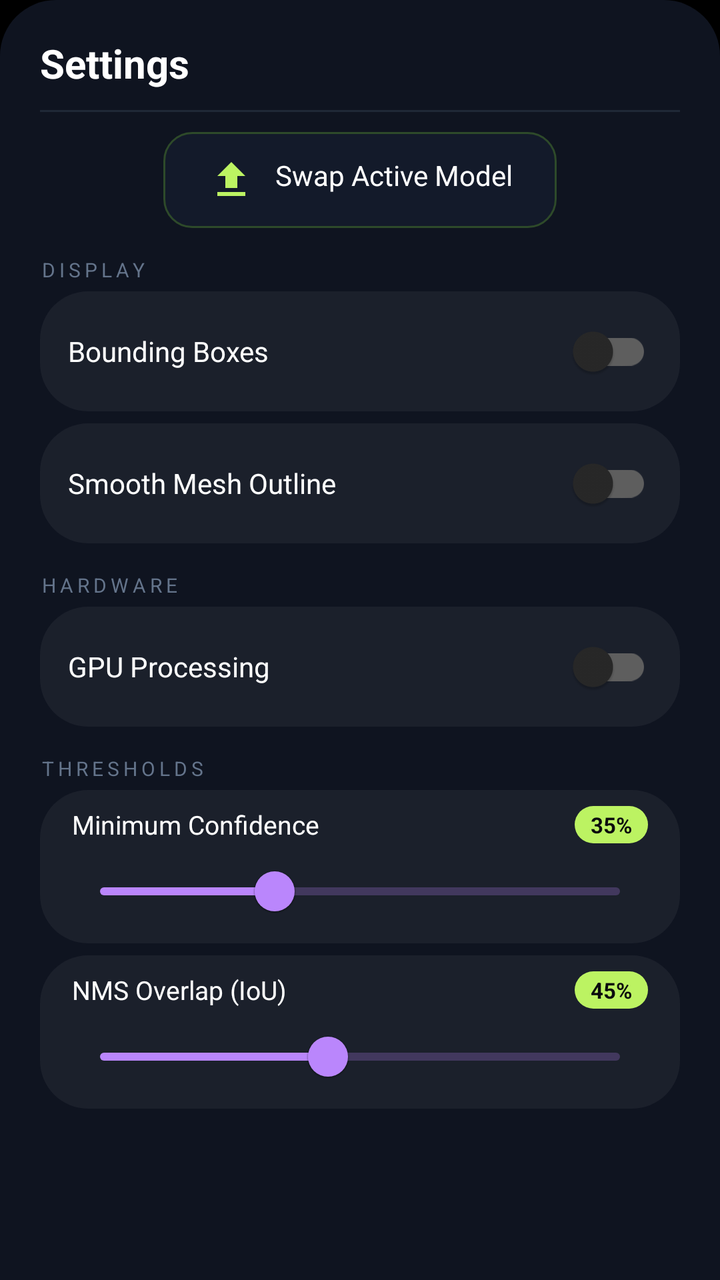
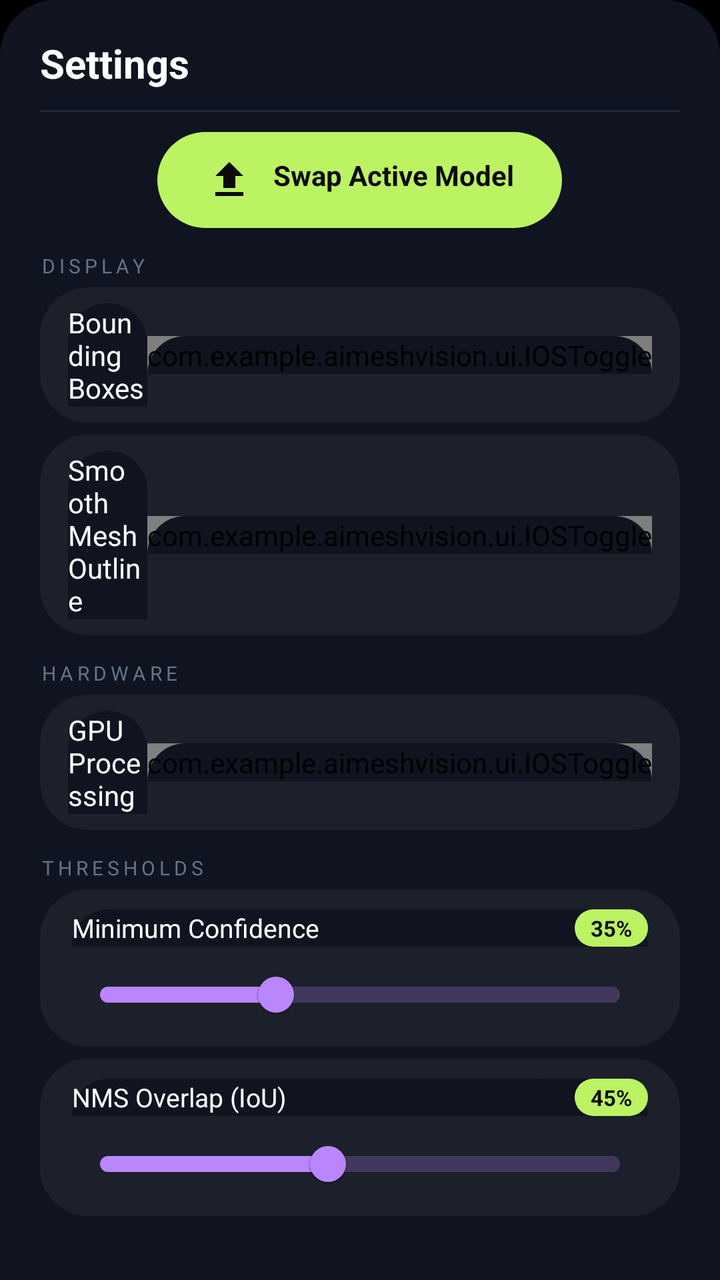

The first picture is an Android layout as it rendered before a commit; the second is the same layout after the commit. The layout source and the unified diff follow.
<!-- AndroidManifest.xml: application theme Theme.AIMeshVision -->
<!-- res/layout/bottom_sheet_settings.xml -->
<?xml version="1.0" encoding="utf-8"?>
<LinearLayout xmlns:android="http://schemas.android.com/apk/res/android"
    xmlns:app="http://schemas.android.com/apk/res-auto"
    android:layout_width="match_parent"
    android:layout_height="wrap_content"
    android:background="@drawable/bg_sheet_rounded"
    android:orientation="vertical"
    android:paddingStart="20dp"
    android:paddingEnd="20dp"
    android:paddingTop="18dp"
    android:paddingBottom="20dp">

    <TextView
        android:layout_width="wrap_content"
        android:layout_height="wrap_content"
        android:text="Settings"
        android:textColor="#FFFFFF"
        android:textSize="20sp"
        android:textStyle="bold"/>

    <View
        android:layout_width="match_parent"
        android:layout_height="1dp"
        android:layout_marginTop="10dp"
        android:layout_marginBottom="10dp"
        android:background="#1F2937"/>

    
    <TextView
        android:id="@+id/panelSelectModel"
        android:layout_width="wrap_content"
        android:layout_height="wrap_content"
        android:layout_gravity="center_horizontal"
        android:background="@drawable/bg_model_swap"
        android:clickable="true"
        android:focusable="true"
        android:drawableStart="@drawable/ic_upload"
        android:drawablePadding="10dp"
        android:drawableTint="#BCF362"
        android:paddingHorizontal="22dp"
        android:paddingVertical="12dp"
        android:text="Swap Active Model"
        android:textColor="#FFFFFF"
        android:textSize="14sp"/>

    
    <TextView
        android:layout_width="wrap_content"
        android:layout_height="wrap_content"
        android:text="DISPLAY"
        android:textColor="#64748B"
        android:textSize="10sp"
        android:textAllCaps="true"
        android:letterSpacing="0.2"
        android:layout_marginTop="14dp"
        android:layout_marginBottom="4dp"/>

    <LinearLayout
        android:layout_width="match_parent"
        android:layout_height="wrap_content"
        android:background="@drawable/bg_glass_btn"
        android:gravity="center_vertical"
        android:orientation="horizontal"
        android:paddingHorizontal="14dp"
        android:paddingVertical="6dp">

        <TextView
            android:layout_width="0dp"
            android:layout_height="wrap_content"
            android:layout_weight="1"
            android:text="Bounding Boxes"
            android:textColor="#FFFFFF"
            android:textSize="14sp"/>

        <com.google.android.material.switchmaterial.SwitchMaterial
            android:id="@+id/switchBoxes"
            android:layout_width="wrap_content"
            android:layout_height="wrap_content"/>
    </LinearLayout>

    <LinearLayout
        android:layout_width="match_parent"
        android:layout_height="wrap_content"
        android:layout_marginTop="6dp"
        android:background="@drawable/bg_glass_btn"
        android:gravity="center_vertical"
        android:orientation="horizontal"
        android:paddingHorizontal="14dp"
        android:paddingVertical="6dp">

        <TextView
            android:layout_width="0dp"
            android:layout_height="wrap_content"
            android:layout_weight="1"
            android:text="Smooth Mesh Outline"
            android:textColor="#FFFFFF"
            android:textSize="14sp"/>

        <com.google.android.material.switchmaterial.SwitchMaterial
            android:id="@+id/switchSmooth"
            android:layout_width="wrap_content"
            android:layout_height="wrap_content"/>
    </LinearLayout>

    
    <TextView
        android:layout_width="wrap_content"
        android:layout_height="wrap_content"
        android:text="HARDWARE"
        android:textColor="#64748B"
        android:textSize="10sp"
        android:textAllCaps="true"
        android:letterSpacing="0.2"
        android:layout_marginTop="14dp"
        android:layout_marginBottom="4dp"/>

    <LinearLayout
        android:layout_width="match_parent"
        android:layout_height="wrap_content"
        android:background="@drawable/bg_glass_btn"
        android:gravity="center_vertical"
        android:orientation="horizontal"
        android:paddingHorizontal="14dp"
        android:paddingVertical="6dp">

        <TextView
            android:layout_width="0dp"
            android:layout_height="wrap_content"
            android:layout_weight="1"
            android:text="GPU Processing"
            android:textColor="#FFFFFF"
            android:textSize="14sp"/>

        <com.google.android.material.switchmaterial.SwitchMaterial
            android:id="@+id/switchGpu"
            android:layout_width="wrap_content"
            android:layout_height="wrap_content"/>
    </LinearLayout>

    
    <TextView
        android:layout_width="wrap_content"
        android:layout_height="wrap_content"
        android:text="THRESHOLDS"
        android:textColor="#64748B"
        android:textSize="10sp"
        android:textAllCaps="true"
        android:letterSpacing="0.2"
        android:layout_marginTop="14dp"
        android:layout_marginBottom="4dp"/>

    <LinearLayout
        android:layout_width="match_parent"
        android:layout_height="wrap_content"
        android:background="@drawable/bg_glass_btn"
        android:orientation="vertical"
        android:paddingHorizontal="16dp"
        android:paddingTop="8dp"
        android:paddingBottom="2dp">

        <LinearLayout
            android:layout_width="match_parent"
            android:layout_height="wrap_content"
            android:gravity="center_vertical"
            android:orientation="horizontal">

            <TextView
                android:layout_width="0dp"
                android:layout_height="wrap_content"
                android:layout_weight="1"
                android:text="Minimum Confidence"
                android:textColor="#FFFFFF"
                android:textSize="13sp"/>

            <TextView
                android:id="@+id/tvConfValue"
                android:layout_width="wrap_content"
                android:layout_height="wrap_content"
                android:background="@drawable/bg_value_chip"
                android:paddingHorizontal="8dp"
                android:paddingVertical="2dp"
                android:text="35%"
                android:textColor="#0B0B0D"
                android:textSize="11sp"
                android:textStyle="bold"/>
        </LinearLayout>

        <com.google.android.material.slider.Slider
            android:id="@+id/sliderConf"
            android:layout_width="match_parent"
            android:layout_height="wrap_content"
            android:valueFrom="5"
            android:valueTo="95"
            android:stepSize="1"
            android:value="35"
            app:labelBehavior="gone"
            app:tickVisible="false"/>
    </LinearLayout>

    <LinearLayout
        android:layout_width="match_parent"
        android:layout_height="wrap_content"
        android:layout_marginTop="6dp"
        android:background="@drawable/bg_glass_btn"
        android:orientation="vertical"
        android:paddingHorizontal="16dp"
        android:paddingTop="8dp"
        android:paddingBottom="2dp">

        <LinearLayout
            android:layout_width="match_parent"
            android:layout_height="wrap_content"
            android:gravity="center_vertical"
            android:orientation="horizontal">

            <TextView
                android:layout_width="0dp"
                android:layout_height="wrap_content"
                android:layout_weight="1"
                android:text="NMS Overlap (IoU)"
                android:textColor="#FFFFFF"
                android:textSize="13sp"/>

            <TextView
                android:id="@+id/tvIouValue"
                android:layout_width="wrap_content"
                android:layout_height="wrap_content"
                android:background="@drawable/bg_value_chip"
                android:paddingHorizontal="8dp"
                android:paddingVertical="2dp"
                android:text="45%"
                android:textColor="#0B0B0D"
                android:textSize="11sp"
                android:textStyle="bold"/>
        </LinearLayout>

        <com.google.android.material.slider.Slider
            android:id="@+id/sliderIou"
            android:layout_width="match_parent"
            android:layout_height="wrap_content"
            android:valueFrom="10"
            android:valueTo="90"
            android:stepSize="1"
            android:value="45"
            app:labelBehavior="gone"
            app:tickVisible="false"/>
    </LinearLayout>

</LinearLayout>
<!-- resources referenced by this layout -->
<resources>
  <!-- drawable bg_glass_btn (drawable) -->
  <?xml version="1.0" encoding="utf-8"?>
  <shape xmlns:android="http://schemas.android.com/apk/res/android">
      <solid android:color="#0DFFFFFF" />
      <corners android:radius="24dp" />
  </shape>
  <!-- drawable bg_model_swap (drawable) -->
  <?xml version="1.0" encoding="utf-8"?>
  <shape xmlns:android="http://schemas.android.com/apk/res/android"
      android:shape="rectangle">
      <solid android:color="#131A2A" />
      <corners android:radius="14dp" />
      <stroke android:width="1dp" android:color="#2E4A2A" />
  </shape>
  <!-- drawable bg_sheet_rounded (drawable) -->
  <?xml version="1.0" encoding="utf-8"?>
  <shape xmlns:android="http://schemas.android.com/apk/res/android"
      android:shape="rectangle">
      <solid android:color="#0F1420" />
      <corners android:topLeftRadius="28dp" android:topRightRadius="28dp" />
  </shape>
  <!-- drawable bg_value_chip (drawable) -->
  <?xml version="1.0" encoding="utf-8"?>
  <shape xmlns:android="http://schemas.android.com/apk/res/android"
      android:shape="rectangle">
      <solid android:color="#BCF362" />
      <corners android:radius="20dp" />
  </shape>
  <!-- drawable ic_upload (drawable) -->
  <?xml version="1.0" encoding="utf-8"?>
  <vector xmlns:android="http://schemas.android.com/apk/res/android" android:width="24dp" android:height="24dp" android:viewportWidth="24" android:viewportHeight="24">
      <path android:fillColor="#FFFFFF" android:pathData="M9,16V10H5L12,3L19,10H15V16H9M5,20V18H19V20H5Z"/>
  </vector>
  <style name="Theme.AIMeshVision" parent="Theme.MaterialComponents.NoActionBar">
          <item name="android:windowBackground">@android:color/black</item>
          <item name="android:windowLayoutInDisplayCutoutMode">shortEdges</item>
          <item name="android:statusBarColor">#0A0A0C</item>
          <item name="android:navigationBarColor">#0A0A0C</item>
          <item name="android:colorPrimary">@android:color/black</item>
          <item name="android:colorPrimaryDark">@android:color/black</item>
          <item name="android:colorAccent">#00FF00</item>
      </style>
</resources>

<!-- the commit's change to res/layout/bottom_sheet_settings.xml (unified diff, before → after) -->
@@ -1,6 +1,7 @@
 <?xml version="1.0" encoding="utf-8"?>
 <LinearLayout xmlns:android="http://schemas.android.com/apk/res/android"
     xmlns:app="http://schemas.android.com/apk/res-auto"
+    xmlns:tools="http://schemas.android.com/tools"
     android:layout_width="match_parent"
     android:layout_height="wrap_content"
     android:background="@drawable/bg_sheet_rounded"
@@ -31,17 +32,18 @@
         android:layout_width="wrap_content"
         android:layout_height="wrap_content"
         android:layout_gravity="center_horizontal"
-        android:background="@drawable/bg_model_swap"
+        android:background="@drawable/bg_btn_lime_round"
         android:clickable="true"
         android:focusable="true"
         android:drawableStart="@drawable/ic_upload"
         android:drawablePadding="10dp"
-        android:drawableTint="#BCF362"
-        android:paddingHorizontal="22dp"
+        android:drawableTint="#0B0B0D"
+        android:paddingHorizontal="24dp"
         android:paddingVertical="12dp"
         android:text="Swap Active Model"
-        android:textColor="#FFFFFF"
-        android:textSize="14sp"/>
+        android:textColor="#0B0B0D"
+        android:textSize="14sp"
+        android:textStyle="bold"/>
 
     
     <TextView
@@ -52,7 +54,7 @@
         android:textSize="10sp"
         android:textAllCaps="true"
         android:letterSpacing="0.2"
-        android:layout_marginTop="14dp"
+        android:layout_marginTop="12dp"
         android:layout_marginBottom="4dp"/>
 
     <LinearLayout
@@ -62,7 +64,7 @@
         android:gravity="center_vertical"
         android:orientation="horizontal"
         android:paddingHorizontal="14dp"
-        android:paddingVertical="6dp">
+        android:paddingVertical="8dp">
 
         <TextView
             android:layout_width="0dp"
@@ -72,8 +74,8 @@
             android:textColor="#FFFFFF"
             android:textSize="14sp"/>
 
-        <com.google.android.material.switchmaterial.SwitchMaterial
-            android:id="@+id/switchBoxes"
+        <com.example.aimeshvision.ui.IOSToggle
+            android:id="@+id/toggleBoxes"
             android:layout_width="wrap_content"
             android:layout_height="wrap_content"/>
     </LinearLayout>
@@ -86,7 +88,7 @@
         android:gravity="center_vertical"
         android:orientation="horizontal"
         android:paddingHorizontal="14dp"
-        android:paddingVertical="6dp">
+        android:paddingVertical="8dp">
 
         <TextView
             android:layout_width="0dp"
@@ -96,8 +98,8 @@
             android:textColor="#FFFFFF"
             android:textSize="14sp"/>
 
-        <com.google.android.material.switchmaterial.SwitchMaterial
-            android:id="@+id/switchSmooth"
+        <com.example.aimeshvision.ui.IOSToggle
+            android:id="@+id/toggleSmooth"
             android:layout_width="wrap_content"
             android:layout_height="wrap_content"/>
     </LinearLayout>
@@ -111,7 +113,7 @@
         android:textSize="10sp"
         android:textAllCaps="true"
         android:letterSpacing="0.2"
-        android:layout_marginTop="14dp"
+        android:layout_marginTop="12dp"
         android:layout_marginBottom="4dp"/>
 
     <LinearLayout
@@ -121,7 +123,7 @@
         android:gravity="center_vertical"
         android:orientation="horizontal"
         android:paddingHorizontal="14dp"
-        android:paddingVertical="6dp">
+        android:paddingVertical="8dp">
 
         <TextView
             android:layout_width="0dp"
@@ -131,8 +133,8 @@
             android:textColor="#FFFFFF"
             android:textSize="14sp"/>
 
-        <com.google.android.material.switchmaterial.SwitchMaterial
-            android:id="@+id/switchGpu"
+        <com.example.aimeshvision.ui.IOSToggle
+            android:id="@+id/toggleGpu"
             android:layout_width="wrap_content"
             android:layout_height="wrap_content"/>
     </LinearLayout>
@@ -146,7 +148,7 @@
         android:textSize="10sp"
         android:textAllCaps="true"
         android:letterSpacing="0.2"
-        android:layout_marginTop="14dp"
+        android:layout_marginTop="12dp"
         android:layout_marginBottom="4dp"/>
 
     <LinearLayout
@@ -155,7 +157,7 @@
         android:background="@drawable/bg_glass_btn"
         android:orientation="vertical"
         android:paddingHorizontal="16dp"
-        android:paddingTop="8dp"
+        android:paddingTop="10dp"
         android:paddingBottom="2dp">
 
         <LinearLayout
@@ -194,7 +196,9 @@
             android:stepSize="1"
             android:value="35"
             app:labelBehavior="gone"
-            app:tickVisible="false"/>
+            app:tickVisible="false"
+            app:trackHeight="8dp"
+            app:thumbRadius="9dp"/>
     </LinearLayout>
 
     <LinearLayout
@@ -204,7 +208,7 @@
         android:background="@drawable/bg_glass_btn"
         android:orientation="vertical"
         android:paddingHorizontal="16dp"
-        android:paddingTop="8dp"
+        android:paddingTop="10dp"
         android:paddingBottom="2dp">
 
         <LinearLayout
@@ -243,7 +247,9 @@
             android:stepSize="1"
             android:value="45"
             app:labelBehavior="gone"
-            app:tickVisible="false"/>
+            app:tickVisible="false"
+            app:trackHeight="8dp"
+            app:thumbRadius="9dp"/>
     </LinearLayout>
 
 </LinearLayout>
<!-- resource entries referenced after the edit -->
@@ -1,18 +1,17 @@
 <!-- resources referenced by this layout -->
 <resources>
+  <!-- drawable bg_btn_lime_round (drawable) -->
+  <?xml version="1.0" encoding="utf-8"?>
+  <shape xmlns:android="http://schemas.android.com/apk/res/android"
+      android:shape="rectangle">
+      <solid android:color="#BCF362" />
+      <corners android:radius="28dp" />
+  </shape>
   <!-- drawable bg_glass_btn (drawable) -->
   <?xml version="1.0" encoding="utf-8"?>
   <shape xmlns:android="http://schemas.android.com/apk/res/android">
       <solid android:color="#0DFFFFFF" />
       <corners android:radius="24dp" />
-  </shape>
-  <!-- drawable bg_model_swap (drawable) -->
-  <?xml version="1.0" encoding="utf-8"?>
-  <shape xmlns:android="http://schemas.android.com/apk/res/android"
-      android:shape="rectangle">
-      <solid android:color="#131A2A" />
-      <corners android:radius="14dp" />
-      <stroke android:width="1dp" android:color="#2E4A2A" />
   </shape>
   <!-- drawable bg_sheet_rounded (drawable) -->
   <?xml version="1.0" encoding="utf-8"?>
@@ -41,6 +40,22 @@
           <item name="android:colorPrimary">@android:color/black</item>
           <item name="android:colorPrimaryDark">@android:color/black</item>
           <item name="android:colorAccent">#00FF00</item>
+  
+          
+          <style name="Theme.AIMeshVision.Sheet" parent="ThemeOverlay.MaterialComponents.BottomSheetDialog">
+              <item name="bottomSheetStyle">@style/BottomSheet.Rounded</item>
+          </style>
+          <style name="BottomSheet.Rounded" parent="Widget.MaterialComponents.BottomSheet.Modal">
+              <item name="shapeAppearanceOverlay">@style/SheetCorners</item>
+              <item name="android:background">@drawable/bg_sheet_rounded</item>
+          </style>
+          <style name="SheetCorners">
+              <item name="cornerFamily">rounded</item>
+              <item name="cornerSizeTopRight">28dp</item>
+              <item name="cornerSizeTopLeft">28dp</item>
+              <item name="cornerSizeBottomRight">0dp</item>
+              <item name="cornerSizeBottomLeft">0dp</item>
+          </style>
       </style>
 </resources>
 
